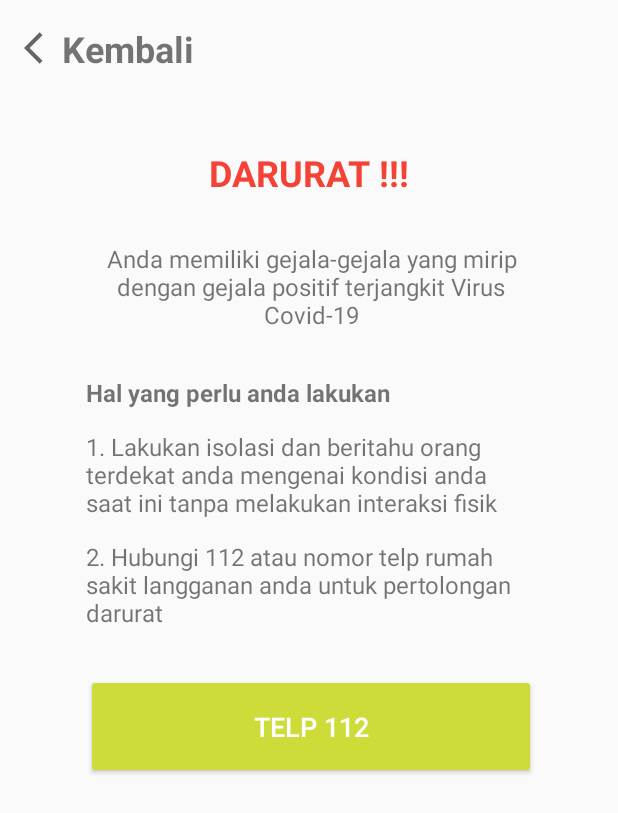
After one commit to samdedy/Covid, an Android app: the DaruratActivity screen opened directly, with no data from a screen before it, on a phone screen of 412 x 824 dp. The commit adds this screen. Shown: the top 813 px of the screen. Run offline under Robolectric (Android 15) with nearby library versions, the phone set to English and light mode, and no system bars.

Commit message:
aktivity detail keterangan status

```diff
--- a/app/src/main/AndroidManifest.xml
+++ b/app/src/main/AndroidManifest.xml
@@ -14,7 +14,9 @@
         android:supportsRtl="true"
         android:theme="@style/AppTheme"
         android:usesCleartextTraffic="true">
-        <activity android:name=".UpdateStatusActivity"></activity>
+        <activity android:name=".DaruratActivity"></activity>
+        <activity android:name=".KetActivity" />
+        <activity android:name=".UpdateStatusActivity" />
         <activity android:name=".SplashScreenActivity">
             <intent-filter>
                 <action android:name="android.intent.action.MAIN" />
@@ -23,7 +25,7 @@
             </intent-filter>
         </activity>
         <activity android:name=".RegistrasiActivity" />
-        <activity android:name=".MainActivity"></activity>
+        <activity android:name=".MainActivity" />
     </application>
 
 </manifest>
--- /dev/null
+++ b/app/src/main/java/id/sam/covid/DaruratActivity.java
@@ -0,0 +1,39 @@
+package id.sam.covid;
+
+import androidx.appcompat.app.AppCompatActivity;
+
+import android.content.Intent;
+import android.net.Uri;
+import android.os.Bundle;
+import android.view.View;
+import android.widget.Button;
+import android.widget.LinearLayout;
+
+public class DaruratActivity extends AppCompatActivity {
+
+    LinearLayout linlayKembali;
+    Button btnTelp;
+
+    @Override
+    protected void onCreate(Bundle savedInstanceState) {
+        super.onCreate(savedInstanceState);
+        setContentView(R.layout.activity_darurat);
+
+        linlayKembali = findViewById(R.id.linlayKembali);
+        linlayKembali.setOnClickListener(new View.OnClickListener() {
+            @Override
+            public void onClick(View view) {
+                finish();
+            }
+        });
+        btnTelp = findViewById(R.id.btnTelp);
+        btnTelp.setOnClickListener(new View.OnClickListener() {
+            @Override
+            public void onClick(View view) {
+                String phoneNumber = "112";
+                Intent dialPhoneIntent = new Intent(Intent.ACTION_DIAL, Uri.parse("tel:"+phoneNumber));
+                startActivity(dialPhoneIntent);
+            }
+        });
+    }
+}
--- /dev/null
+++ b/app/src/main/res/layout/activity_darurat.xml
@@ -0,0 +1,106 @@
+<?xml version="1.0" encoding="utf-8"?>
+<androidx.constraintlayout.widget.ConstraintLayout xmlns:android="http://schemas.android.com/apk/res/android"
+    xmlns:app="http://schemas.android.com/apk/res-auto"
+    xmlns:tools="http://schemas.android.com/tools"
+    android:layout_width="match_parent"
+    android:layout_height="match_parent"
+    tools:context=".DaruratActivity">
+
+    <LinearLayout
+        android:id="@+id/linlayKembali"
+        android:layout_width="wrap_content"
+        android:layout_height="wrap_content"
+        android:layout_marginStart="16dp"
+        android:layout_marginTop="16dp"
+        android:gravity="center"
+        android:orientation="horizontal"
+        app:layout_constraintStart_toStartOf="parent"
+        app:layout_constraintTop_toTopOf="parent">
+
+        <ImageView
+            android:id="@+id/imageView2"
+            android:layout_width="25dp"
+            android:layout_height="25dp"
+            android:layout_weight="1"
+            app:srcCompat="@drawable/ic_arrow_back_ios_24" />
+
+        <TextView
+            android:id="@+id/textView4"
+            android:layout_width="wrap_content"
+            android:layout_height="wrap_content"
+            android:layout_weight="1"
+            android:text="Kembali"
+            android:textSize="24sp"
+            android:textStyle="bold" />
+    </LinearLayout>
+
+    <TextView
+        android:id="@+id/txtTerimaKasih2"
+        android:layout_width="wrap_content"
+        android:layout_height="wrap_content"
+        android:layout_marginTop="50dp"
+        android:text="DARURAT !!!"
+        android:textColor="#F44336"
+        android:textSize="24sp"
+        android:textStyle="bold"
+        app:layout_constraintEnd_toEndOf="parent"
+        app:layout_constraintStart_toStartOf="parent"
+        app:layout_constraintTop_toBottomOf="@+id/linlayKembali" />
+
+    <LinearLayout
+        android:id="@+id/linlayTerimakasih"
+        android:layout_width="300dp"
+        android:layout_height="wrap_content"
+        android:layout_marginTop="30dp"
+        android:orientation="vertical"
+        app:layout_constraintEnd_toEndOf="parent"
+        app:layout_constraintHorizontal_bias="0.513"
+        app:layout_constraintStart_toStartOf="parent"
+        app:layout_constraintTop_toBottomOf="@+id/txtTerimaKasih2">
+
+        <TextView
+            android:id="@+id/textView8"
+            android:layout_width="match_parent"
+            android:layout_height="wrap_content"
+            android:text="Anda memiliki gejala-gejala yang mirip dengan gejala positif terjangkit Virus Covid-19"
+            android:textAlignment="center"
+            android:textSize="16sp" />
+
+        <TextView
+            android:id="@+id/textView6"
+            android:layout_width="match_parent"
+            android:layout_height="wrap_content"
+            android:layout_marginTop="30dp"
+            android:layout_marginBottom="14dp"
+            android:text="Hal yang perlu anda lakukan"
+            android:textAlignment="viewStart"
+            android:textSize="16sp"
+            android:textStyle="bold" />
+
+        <TextView
+            android:id="@+id/textView9"
+            android:layout_width="match_parent"
+            android:layout_height="wrap_content"
+            android:text="1. Lakukan isolasi dan beritahu orang terdekat anda mengenai kondisi anda saat ini tanpa melakukan interaksi fisik"
+            android:textAlignment="viewStart"
+            android:textSize="16sp" />
+
+        <TextView
+            android:id="@+id/textView10"
+            android:layout_width="match_parent"
+            android:layout_height="wrap_content"
+            android:layout_marginTop="14dp"
+            android:text="2. Hubungi 112 atau nomor telp rumah sakit langganan anda untuk pertolongan darurat"
+            android:textAlignment="viewStart"
+            android:textSize="16sp" />
+
+        <Button
+            android:id="@+id/btnTelp"
+            style="@style/Widget.AppCompat.Button.Colored"
+            android:layout_width="match_parent"
+            android:layout_height="70dp"
+            android:layout_marginTop="30dp"
+            android:text="Telp 112"
+            android:textSize="18sp" />
+    </LinearLayout>
+</androidx.constraintlayout.widget.ConstraintLayout>
--- a/app/src/main/res/values/strings.xml
+++ b/app/src/main/res/values/strings.xml
@@ -1,6 +1,7 @@
 <resources>
     <string name="app_name">Covid</string>
     <string name="ket_registrasi">Mari bekerja sama mencegah  penyebaran virus Covid-19 dengan cara saling berbagi informasi tentang kondisi kesehatan dan lokasi anda</string>
+    <string name="ket_sehat">Untuk saat ini anda tidak mengalami gejala-gejala yang terkait dengan virus Covid-19 \n\nNamun anda tetap perlu menjaga jarak fisik dengan orang lain untuk mencegah penularan dan selalu update status kesehatan anda di aplikasi ini</string>
 
     <string-array name="jenis_kelamin">
         <item>Pria</item>
```
Also changed, not shown: app/src/main/java/id/sam/covid/KetActivity.java (added, +34 -0 lines), app/src/main/java/id/sam/covid/MainActivity.java (+23 -0 lines), app/src/main/res/layout/activity_ket.xml (added, +77 -0 lines).
